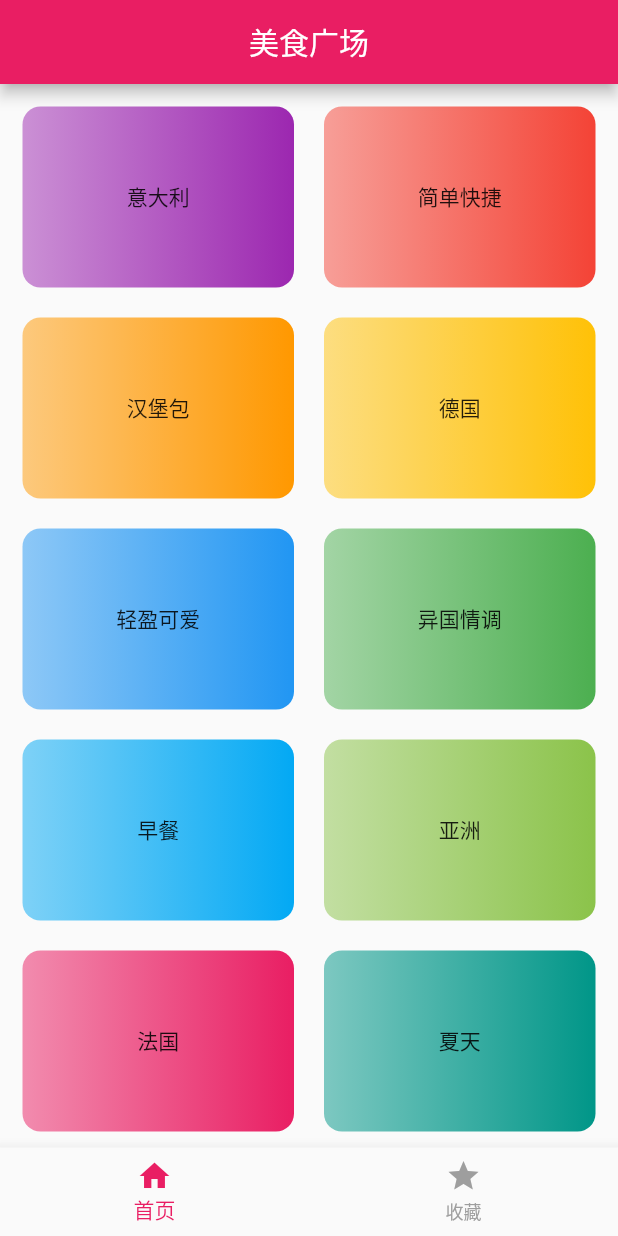
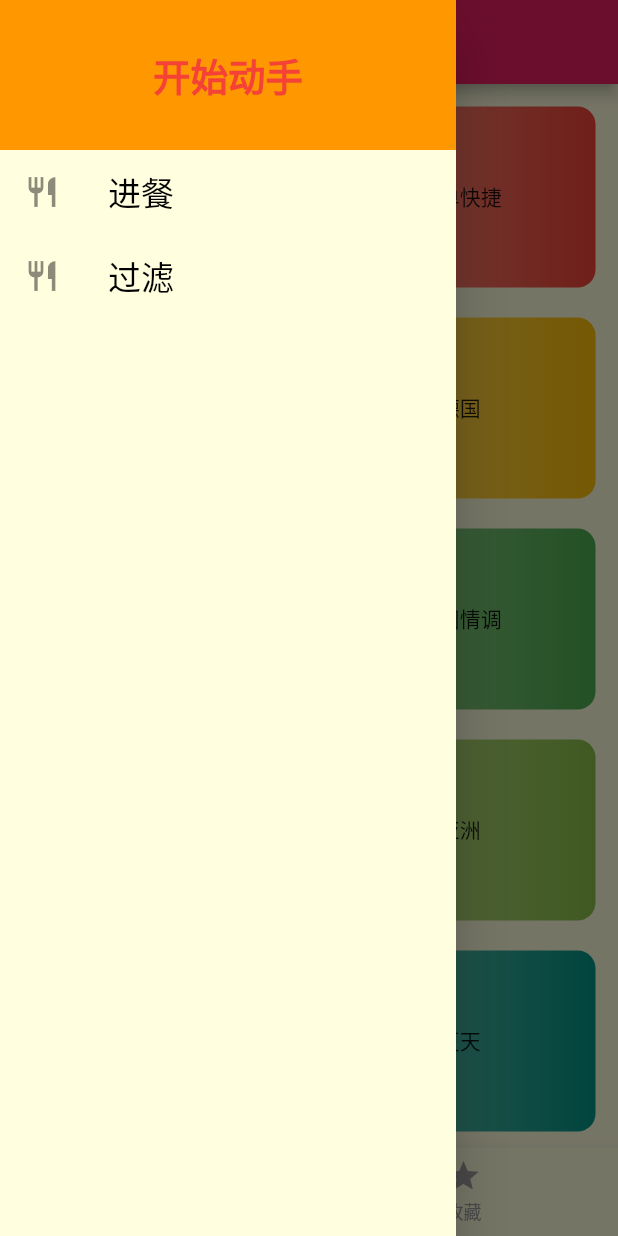
Before and after one commit to yangjinghua01/shizhanxiangmu, a Flutter app: the screen it shows after launch, with the side drawer open (before the commit the screen has no drawer), on a phone screen of 412 x 824 dp. Run offline on Flutter 3.47's test engine with Material 2 defaults, Android fonts, the phone set to English and light mode, and no system bars; our stand-ins replace dio.

Commit message:
周末项目三更。添加了抽屉的功能。修改了出题不能遮挡Bottonnavigationbar的问题。收藏功能已经写完了。

```diff
--- a/lib/core/router/route.dart
+++ b/lib/core/router/route.dart
@@ -1,5 +1,6 @@
 import 'package:flutter/cupertino.dart';
 import 'package:flutter/material.dart';
+import 'package:shizhanxiangmu/ui/pages/detail/detail.dart';
 import 'package:shizhanxiangmu/ui/pages/main/main.dart';
 import 'package:shizhanxiangmu/ui/pages/meal/meal.dart';
 class HYRouter{
@@ -7,7 +8,8 @@ class HYRouter{
   static final String inintialRouter =HYMainScreen.routeName;
   static final Map<String,WidgetBuilder> routes ={
     HYMainScreen.routeName:(ctx) =>HYMainScreen(),
-    HYMealScreen.routeName:(ctx)=>HYMealScreen()
+    HYMealScreen.routeName:(ctx)=>HYMealScreen(),
+    HYDetailScreen.routerName:(ctx)=>HYDetailScreen()
   };
   static final RouteFactory generateRoute =(settings){
     return null;
--- a/lib/ui/pages/home/home.dart
+++ b/lib/ui/pages/home/home.dart
@@ -1,6 +1,7 @@
 import 'package:flutter/cupertino.dart';
 import 'package:flutter/material.dart';
 import 'package:shizhanxiangmu/ui/pages/home/home_content.dart';
+import 'package:shizhanxiangmu/ui/pages/home/home_drawer.dart';
 
 class HYHomeScreen extends StatelessWidget {
   const HYHomeScreen({Key? key}) : super(key: key);
@@ -8,12 +9,27 @@ class HYHomeScreen extends StatelessWidget {
   @override
   Widget build(BuildContext context) {
     return Scaffold(
-      appBar: AppBar(
-        title: Center(
-          child: Text("美食广场"),
-        ),
+      // appBar: AppBar(
+      //   title: Center(
+      //     child: Text("美食广场"),
+      //   ),
+      //   leading: Builder(
+      //     builder: (ctx){
+      //       return GestureDetector(
+      //         child: Icon(Icons.schedule),
+      //         onTap: (){
+      //           Scaffold.of(ctx).openDrawer();
+      //           print("asdf");
+      //         },
+      //       );
+      //     },
+      //   ),
+      // ),
+      body: HYHomeContent(),
+      drawer: Container(
+        width: 300,
+        child: HYHomeDrawer(),
       ),
-      body: HYHomeContent(),
     );
   }
 }
--- /dev/null
+++ b/lib/ui/pages/home/home_drawer.dart
@@ -0,0 +1,51 @@
+import 'package:flutter/cupertino.dart';
+import 'package:flutter/material.dart';
+
+class HYHomeDrawer extends StatelessWidget {
+  const HYHomeDrawer({Key? key}) : super(key: key);
+
+  @override
+  Widget build(BuildContext context) {
+    return Drawer(
+      child: Column(
+        children: [
+          buildHeaderView(),
+          GestureDetector(
+              child: buildLisrtitle(Icon(Icons.restaurant), "进餐",),
+            onTap: (){
+              Navigator.of(context).pop();
+            },
+          ),
+          GestureDetector(
+              child: buildLisrtitle(Icon(Icons.restaurant), "过滤"),
+            onTap: (){
+              Navigator.of(context).pop();
+            },
+          ),
+
+        ],
+      ),
+    );
+  }
+
+  Widget buildHeaderView() {
+    return Container(
+      width: double.infinity,
+      height: 100,
+      color: Colors.orange,
+      child: Center(
+          child: Text(
+        "开始动手",
+        style: TextStyle(
+            fontSize: 25, fontWeight: FontWeight.bold, color: Colors.red),
+      )),
+    );
+  }
+
+  Widget buildLisrtitle(Widget child, String tit) {
+    return ListTile(
+      leading: child,
+      title: Text(tit,style: TextStyle(color: Colors.black),),
+    );
+  }
+}
--- a/lib/ui/pages/main/main.dart
+++ b/lib/ui/pages/main/main.dart
@@ -1,5 +1,6 @@
 import 'package:flutter/cupertino.dart';
 import 'package:flutter/material.dart';
+import 'package:shizhanxiangmu/ui/pages/home/home_drawer.dart';
 import 'package:shizhanxiangmu/ui/pages/main/initalize_items.dart';
 
 class HYMainScreen extends StatefulWidget {
@@ -14,6 +15,8 @@ class _HYMainScreenState extends State<HYMainScreen> {
   @override
   Widget build(BuildContext context) {
     return Scaffold(
+      appBar: AppBar(title: Text("dasf"),),
+      drawer: HYHomeDrawer(),
       body: IndexedStack(
         index: _currentIndex,
         children: pages,
--- a/lib/ui/shared/app_theme.dart
+++ b/lib/ui/shared/app_theme.dart
@@ -14,7 +14,7 @@ class HYAppTheme{
   static final ThemeData norTheme = ThemeData(
     primarySwatch: Colors.pink, splashColor: Colors.transparent,
     //用来设置背景色
-    // canvasColor: Color.fromRGBO(255, 254, 222, 1),
+    canvasColor: Color.fromRGBO(255, 254, 222, 1),
     textTheme: TextTheme(
       bodyText1: TextStyle(fontSize: normalFontSize,color: norTextColors),
       headline1: TextStyle(fontSize: smallFontSize),
```
Also changed, not shown: lib/core/viewmodel/favor_view_model.dart (added, +27 -0 lines), lib/main.dart (+12 -2 lines), lib/ui/pages/detail/detail.dart (added, +33 -0 lines), lib/ui/pages/detail/detail_content.dart (added, +101 -0 lines), lib/ui/pages/favor/favor.dart (+7 -8 lines), lib/ui/pages/favor/favor_content.dart (added, +25 -0 lines), lib/ui/widgets/meal_item.dart (+53 -23 lines).
